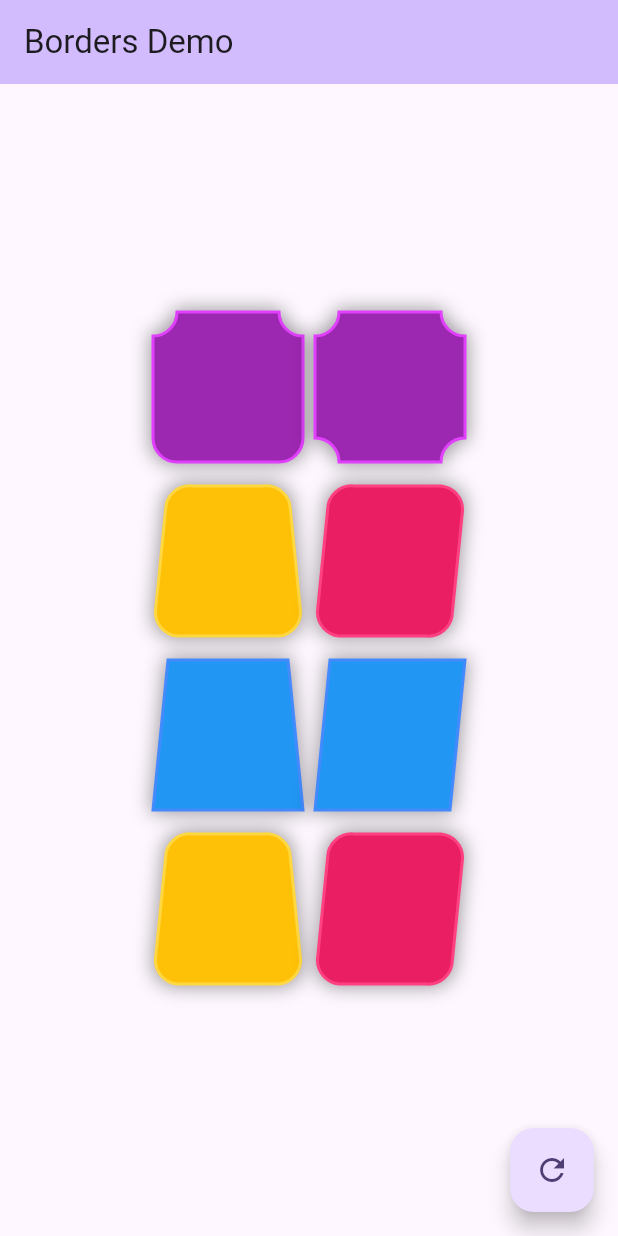
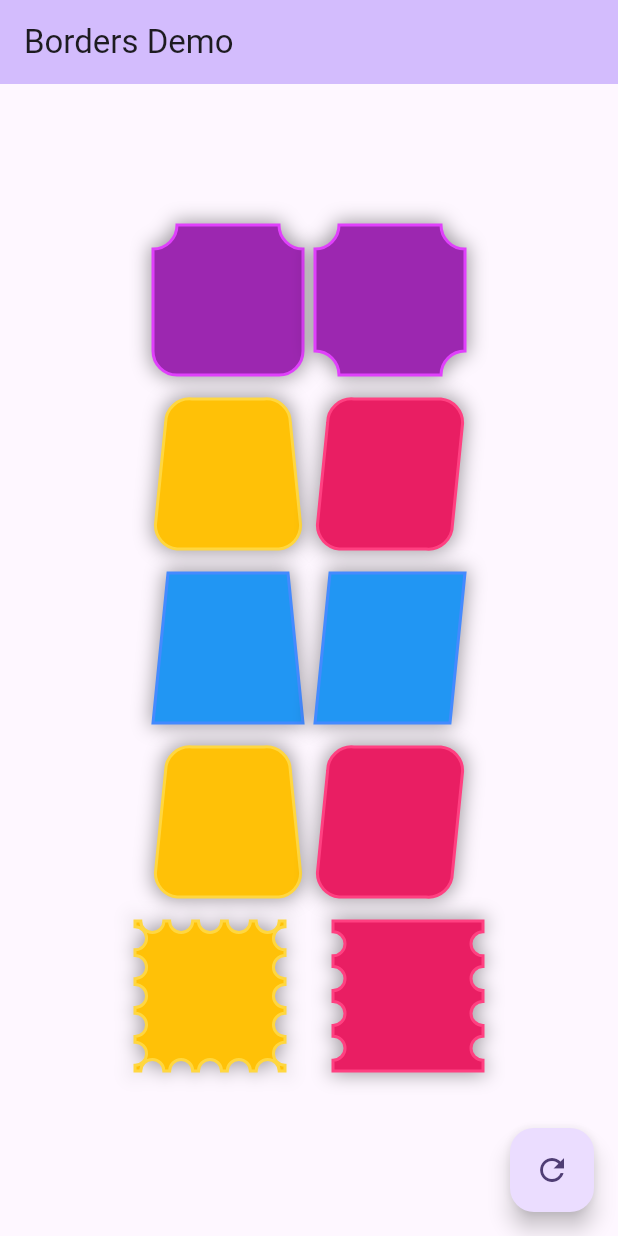
Before and after one commit to shirne/flutter_borders, a Flutter app: the screen it shows after launch, on a phone screen of 412 x 824 dp. Run offline on Flutter 3.47's test engine with Material 2 defaults, Android fonts, the phone set to English and light mode, and no system bars.

Commit message:
StampBorder

```diff
--- a/example/lib/main.dart
+++ b/example/lib/main.dart
@@ -267,6 +267,63 @@ class _MyHomePageState extends State<MyHomePage> {
               ],
             ),
             const SizedBox(height: 16),
+            Row(
+              mainAxisAlignment: MainAxisAlignment.center,
+              children: [
+                AnimatedContainer(
+                  duration: const Duration(seconds: 1),
+                  width: 100,
+                  height: 100,
+                  decoration: ShapeDecoration(
+                    color: Colors.amber,
+                    shape: StampBorder.count(
+                      side: const BorderSide(
+                        color: Colors.amberAccent,
+                        width: 2,
+                      ),
+                      minGearCount: 5,
+                      perforations: BorderPerforation(
+                        inner: state == 1 ? true : false,
+                      ),
+                    ),
+                    shadows: const [
+                      BoxShadow(
+                        color: Colors.black38,
+                        blurRadius: 10,
+                        spreadRadius: 2,
+                      ),
+                    ],
+                  ),
+                ),
+                const SizedBox(width: 32),
+                AnimatedContainer(
+                  duration: const Duration(seconds: 1),
+                  width: 100,
+                  height: 100,
+                  decoration: ShapeDecoration(
+                    color: Colors.pink,
+                    shape: StampBorder(
+                      side: const BorderSide(
+                        color: Colors.pinkAccent,
+                        width: 2,
+                      ),
+                      gearRadius: const Radius.circular(8),
+                      perforations: BorderPerforation.horizontal(
+                        inner: state == 1 ? true : false,
+                      ),
+                    ),
+                    shadows: const [
+                      BoxShadow(
+                        color: Colors.black38,
+                        blurRadius: 10,
+                        spreadRadius: 2,
+                      ),
+                    ],
+                  ),
+                ),
+              ],
+            ),
+            const SizedBox(height: 16),
           ],
         ),
       ),
--- a/lib/src/stamp_border.dart
+++ b/lib/src/stamp_border.dart
@@ -62,14 +62,14 @@ class BorderPerforation {
           inner: inner,
         );
 
-  BorderPerforation.vertical({bool inner = true})
+  const BorderPerforation.vertical({bool inner = true})
       : this(
           right: false,
           left: false,
           inner: inner,
         );
 
-  BorderPerforation.horizontal({bool inner = true})
+  const BorderPerforation.horizontal({bool inner = true})
       : this(
           top: false,
           bottom: false,
@@ -123,6 +123,7 @@ class StampBorder extends OutlinedBorder {
     this.gearRadius = const Radius.circular(5),
     this.spacing = 5,
     this.adjustCenter = true,
+    this.adjustSpacing = true,
     this.perforations = const BorderPerforation(),
   })  : minGearCount = 0,
         percentSpacing = 0,
@@ -131,13 +132,14 @@ class StampBorder extends OutlinedBorder {
 
   const StampBorder.count({
     super.side,
-    this.adjustCenter = true,
     this.minGearCount = 10,
     this.elliptical = 1,
     this.percentSpacing = 0.5,
     this.perforations = const BorderPerforation(),
   })  : gearRadius = Radius.zero,
         spacing = 0,
+        adjustSpacing = false,
+        adjustCenter = false,
         _mode = _StampBorderMode.count;
 
   /// mode
@@ -149,8 +151,11 @@ class StampBorder extends OutlinedBorder {
   /// The spacing between gears
   final double spacing;
 
-  /// The gear count of shortest side
+  /// Auto adjust begining spacing and end spacing at a side
   final bool adjustCenter;
+
+  /// Auto adjust spacing to fit size
+  final bool adjustSpacing;
 
   /// The gear count of shortest side
   final int minGearCount;
@@ -168,9 +173,21 @@ class StampBorder extends OutlinedBorder {
 
   @override
   ShapeBorder scale(double t) {
+    if (_mode == _StampBorderMode.count) {
+      return StampBorder.count(
+        side: side.scale(t),
+        minGearCount: minGearCount,
+        elliptical: elliptical,
+        percentSpacing: percentSpacing,
+        perforations: perforations,
+      );
+    }
     return StampBorder(
       side: side.scale(t),
       gearRadius: gearRadius * t,
+      spacing: spacing * t,
+      adjustCenter: adjustCenter,
+      adjustSpacing: adjustSpacing,
       perforations: perforations,
     );
   }
@@ -178,6 +195,18 @@ class StampBorder extends OutlinedBorder {
   @override
   ShapeBorder? lerpFrom(ShapeBorder? a, double t) {
     if (a is StampBorder) {
+      final mode = t > 0.5 ? _mode : a._mode;
+      if (mode == _StampBorderMode.count) {
+        return StampBorder.count(
+          side: BorderSide.lerp(a.side, side, t),
+          minGearCount:
+              lerpDouble(a.minGearCount.toDouble(), minGearCount.toDouble(), t)!
+                  .round(),
+          elliptical: lerpDouble(a.elliptical, elliptical, t)!,
+          percentSpacing: lerpDouble(a.percentSpacing, percentSpacing, t)!,
+          perforations: BorderPerforation.lerp(a.perforations, perforations, t),
+        );
+      }
       return StampBorder(
         side: BorderSide.lerp(a.side, side, t),
         gearRadius: Radius.lerp(
@@ -185,6 +214,9 @@ class StampBorder extends OutlinedBorder {
           gearRadius,
           t,
         )!,
+        spacing: lerpDouble(a.spacing, spacing, t)!,
+        adjustCenter: t > 0.5 ? adjustCenter : a.adjustCenter,
+        adjustSpacing: t > 0.5 ? adjustSpacing : a.adjustSpacing,
         perforations: BorderPerforation.lerp(a.perforations, perforations, t),
       );
     }
@@ -203,7 +235,6 @@ class StampBorder extends OutlinedBorder {
                   .round(),
           elliptical: lerpDouble(elliptical, b.elliptical, t)!,
           percentSpacing: lerpDouble(percentSpacing, b.percentSpacing, t)!,
-          adjustCenter: t > 0.5 ? b.adjustCenter : adjustCenter,
           perforations: BorderPerforation.lerp(perforations, b.perforations, t),
         );
       }
@@ -216,6 +247,7 @@ class StampBorder extends OutlinedBorder {
         )!,
         spacing: lerpDouble(spacing, b.spacing, t)!,
         adjustCenter: t > 0.5 ? b.adjustCenter : adjustCenter,
+        adjustSpacing: t > 0.5 ? b.adjustSpacing : adjustSpacing,
         perforations: BorderPerforation.lerp(perforations, b.perforations, t),
       );
     }
@@ -230,114 +262,121 @@ class StampBorder extends OutlinedBorder {
 
     final radius = _getRadius(rect);
 
-    final spacing = _mode == _StampBorderMode.size
+    double spacing = _mode == _StampBorderMode.size
         ? this.spacing
         : radius.x * percentSpacing;
 
-    double toX = 0, toY = 0;
+    double toX = rect.left, toY = rect.top;
+    double vOffset = 0, hOffset = 0;
+
+    if (_mode == _StampBorderMode.count) {
+      vOffset = spacing;
+      hOffset = spacing;
+    } else {
+      double oneEm = spacing + radius.x * 2;
+      final vCount = (rect.height - spacing) ~/ oneEm;
+      final hCount = (rect.width - spacing) ~/ oneEm;
+      if (adjustSpacing) {
+        final hs = (rect.width - hCount * oneEm - spacing) / (hCount + 1);
+        final vs = (rect.height - vCount * oneEm - spacing) / (vCount + 1);
+        spacing += math.min(hs, vs);
+      }
+
+      if (adjustCenter) {
+        oneEm = spacing + radius.x * 2;
+        vOffset = (rect.height - vCount * oneEm - spacing) / 2;
+        hOffset = (rect.width - hCount * oneEm - spacing) / 2;
+      }
+    }
+
+    if (adjustCenter || _mode == _StampBorderMode.count) {
+      final oneEm = spacing + radius.x * 2;
+      final vCount = (rect.height - spacing) ~/ oneEm;
+      final hCount = (rect.width - spacing) ~/ oneEm;
+      vOffset = (rect.height - vCount * oneEm - spacing) / 2;
+      hOffset = (rect.width - hCount * oneEm - spacing) / 2;
+    }
 
     final path = Path()..moveTo(left, top);
     if (perforations.top == 0) {
       path.lineTo(right, top);
     } else {
-      while (toX < right - radius.x) {
+      toX += hOffset;
+      final topRadius = radius / perforations.top.abs();
+      while (toX < right - radius.x - spacing) {
         toX += spacing;
         path.lineTo(toX, toY);
-        final topArc = math.pi * perforations.top;
-
-        path.arcTo(
-          Rect.fromLTWH(
-            toX,
-            toY + radius.y * perforations.top.clamp(0, 1),
-            radius.x * 2,
-            toY + radius.y * perforations.top.clamp(-1, 0),
-          ),
-          -math.pi,
-          topArc,
-          true,
-        );
 
         toX += radius.x * 2;
+        path.arcToPoint(
+          Offset(toX, toY),
+          radius: topRadius,
+          clockwise: perforations.top > 0 ? true : false,
+        );
       }
-      toX = right;
+
       path.lineTo(right, top);
     }
+    toX = right;
 
     if (perforations.right == 0) {
       path.lineTo(right, bottom);
     } else {
-      while (toY < bottom - radius.x) {
+      toY += vOffset;
+      final rightRadius = radius / perforations.right.abs();
+
+      while (toY < bottom - radius.x - spacing) {
         toY += spacing;
         path.lineTo(toX, toY);
-        final rightArc = math.pi * perforations.right;
 
-        path.arcTo(
-          Rect.fromLTWH(
-            toX + radius.y * perforations.top.clamp(-1, 0),
-            toY,
-            toX + radius.y * perforations.top.clamp(0, 1),
-            toY + radius.x * 2,
-          ),
-          -math.pi / 2,
-          rightArc,
-          true,
+        toY += radius.x * 2;
+        path.arcToPoint(
+          Offset(toX, toY),
+          radius: rightRadius,
+          clockwise: perforations.right > 0 ? true : false,
         );
-
-        toX += radius.x * 2;
       }
-      toY = bottom;
 
       path.lineTo(right, bottom);
     }
+    toY = bottom;
 
     if (perforations.bottom == 0) {
       path.lineTo(left, bottom);
     } else {
-      while (toX > left + radius.x) {
+      toX -= hOffset;
+      final bottomRadius = radius / perforations.bottom.abs();
+      while (toX > left + radius.x + spacing) {
         toX -= spacing;
         path.lineTo(toX, toY);
-        final bottomArc = math.pi * perforations.bottom;
-
-        path.arcTo(
-          Rect.fromLTWH(
-            radius.x * 2,
-            toY + radius.y * perforations.bottom.clamp(-1, 0),
-            toX,
-            toY + radius.y * perforations.bottom.clamp(0, 1),
-          ),
-          0,
-          bottomArc,
-          true,
-        );
 
         toX -= radius.x * 2;
+        path.arcToPoint(
+          Offset(toX, toY),
+          radius: bottomRadius,
+          clockwise: perforations.bottom > 0 ? true : false,
+        );
       }
-      toX = left;
 
       path.lineTo(left, bottom);
     }
+    toX = left;
 
     if (perforations.left == 0) {
       path.lineTo(left, top);
     } else {
-      while (toY > top + radius.x) {
+      toY -= vOffset;
+      final leftRadius = radius / perforations.left.abs();
+      while (toY > top + radius.x + spacing) {
         toY -= spacing;
         path.lineTo(toX, toY);
-        final leftArc = math.pi * perforations.left;
 
-        path.arcTo(
-          Rect.fromLTWH(
-            toX + radius.y * perforations.left.clamp(0, 1),
-            toY + radius.x * 2,
-            toX + radius.y * perforations.left.clamp(-1, 0),
-            toY,
-          ),
-          math.pi / 2,
-          leftArc,
-          true,
+        toY -= radius.x * 2;
+        path.arcToPoint(
+          Offset(toX, toY),
+          radius: leftRadius,
+          clockwise: perforations.left > 0 ? true : false,
         );
-
-        toX -= radius.x * 2;
       }
     }
 
@@ -363,7 +402,8 @@ class StampBorder extends OutlinedBorder {
     if (_mode == _StampBorderMode.size) {
       radius = gearRadius;
     } else {
-      final rx = (rect.shortestSide / minGearCount) / (1 + percentSpacing);
+      final rx = rect.shortestSide /
+          (minGearCount * 2 + percentSpacing * (minGearCount + 1));
       if (elliptical == 1) {
         radius = Radius.circular(rx);
       } else {
@@ -371,9 +411,6 @@ class StampBorder extends OutlinedBorder {
       }
     }
 
-    if (adjustCenter) {
-      // TODO(shirne) adjust radius to adapter rect
-    }
     return radius;
   }
 
@@ -386,6 +423,7 @@ class StampBorder extends OutlinedBorder {
     double? elliptical,
     double? percentSpacing,
     bool? adjustCenter,
+    bool? adjustSpacing,
     BorderPerforation? perforations,
   }) {
     if (_mode == _StampBorderMode.count) {
@@ -398,7 +436,6 @@ class StampBorder extends OutlinedBorder {
         minGearCount: minGearCount ?? this.minGearCount,
         elliptical: elliptical ?? this.elliptical,
         percentSpacing: percentSpacing ?? this.percentSpacing,
-        adjustCenter: adjustCenter ?? this.adjustCenter,
         perforations: perforations ?? this.perforations,
       );
     }
@@ -411,6 +448,7 @@ class StampBorder extends OutlinedBorder {
       gearRadius: gearRadius ?? this.gearRadius,
       spacing: spacing ?? this.spacing,
       adjustCenter: adjustCenter ?? this.adjustCenter,
+      adjustSpacing: adjustSpacing ?? this.adjustSpacing,
       perforations: perforations ?? this.perforations,
     );
   }
@@ -445,6 +483,7 @@ class StampBorder extends OutlinedBorder {
         other.elliptical == elliptical &&
         other.percentSpacing == percentSpacing &&
         other.adjustCenter == adjustCenter &&
+        other.adjustSpacing == adjustSpacing &&
         other.perforations == perforations;
   }
 
@@ -458,11 +497,12 @@ class StampBorder extends OutlinedBorder {
         elliptical,
         percentSpacing,
         adjustCenter,
+        adjustSpacing,
         perforations,
       );
 
   @override
   String toString() {
-    return '${objectRuntimeType(this, 'StampBorder')}($side, $_mode, $gearRadius, $spacing, $minGearCount, $elliptical, $percentSpacing, $adjustCenter,$perforations)';
+    return '${objectRuntimeType(this, 'StampBorder')}($side, $_mode, $gearRadius, $spacing, $minGearCount, $elliptical, $percentSpacing, $adjustCenter, $adjustSpacing, $perforations)';
   }
 }
```
Also changed, not shown: 1 other file.
